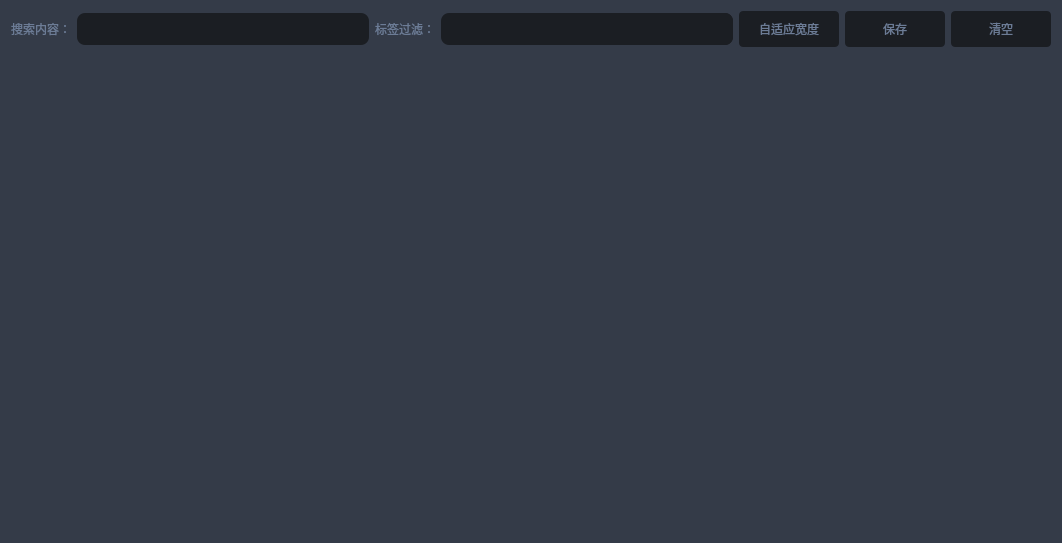
Above: src/perfcat/pages/profiler/logcat/ui_logtable.ui from kaluluosi/PerformanceCatcher before the change. Below: the same form after it.
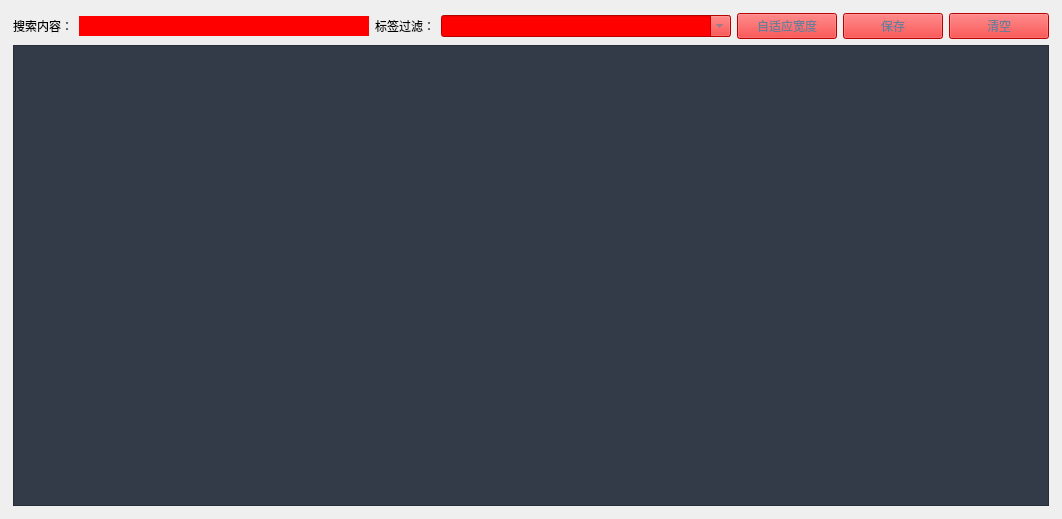
That is the form after the change. Icons and pictures are not drawn.

Commit message: 修改样式

The edit to the form file:
```diff
--- a/src/perfcat/pages/profiler/logcat/ui_logtable.ui
+++ b/src/perfcat/pages/profiler/logcat/ui_logtable.ui
@@ -7,7 +7,7 @@
     <x>0</x>
     <y>0</y>
     <width>1062</width>
-    <height>543</height>
+    <height>519</height>
    </rect>
   </property>
   <property name="minimumSize">
@@ -24,363 +24,9 @@
   </property>
   <property name="palette">
    <palette>
-    <active>
-     <colorrole role="WindowText">
-      <brush brushstyle="SolidPattern">
-       <color alpha="255">
-        <red>108</red>
-        <green>124</green>
-        <blue>150</blue>
-       </color>
-      </brush>
-     </colorrole>
-     <colorrole role="Button">
-      <brush brushstyle="SolidPattern">
-       <color alpha="255">
-        <red>52</red>
-        <green>59</green>
-        <blue>72</blue>
-       </color>
-      </brush>
-     </colorrole>
-     <colorrole role="Light">
-      <brush brushstyle="SolidPattern">
-       <color alpha="255">
-        <red>51</red>
-        <green>54</green>
-        <blue>66</blue>
-       </color>
-      </brush>
-     </colorrole>
-     <colorrole role="Midlight">
-      <brush brushstyle="SolidPattern">
-       <color alpha="255">
-        <red>42</red>
-        <green>45</green>
-        <blue>55</blue>
-       </color>
-      </brush>
-     </colorrole>
-     <colorrole role="Dark">
-      <brush brushstyle="SolidPattern">
-       <color alpha="255">
-        <red>17</red>
-        <green>18</green>
-        <blue>22</blue>
-       </color>
-      </brush>
-     </colorrole>
-     <colorrole role="Mid">
-      <brush brushstyle="SolidPattern">
-       <color alpha="255">
-        <red>23</red>
-        <green>24</green>
-        <blue>29</blue>
-       </color>
-      </brush>
-     </colorrole>
-     <colorrole role="Text">
-      <brush brushstyle="SolidPattern">
-       <color alpha="255">
-        <red>108</red>
-        <green>124</green>
-        <blue>150</blue>
-       </color>
-      </brush>
-     </colorrole>
-     <colorrole role="ButtonText">
-      <brush brushstyle="SolidPattern">
-       <color alpha="255">
-        <red>108</red>
-        <green>124</green>
-        <blue>150</blue>
-       </color>
-      </brush>
-     </colorrole>
-     <colorrole role="Base">
-      <brush brushstyle="SolidPattern">
-       <color alpha="255">
-        <red>52</red>
-        <green>59</green>
-        <blue>72</blue>
-       </color>
-      </brush>
-     </colorrole>
-     <colorrole role="Window">
-      <brush brushstyle="SolidPattern">
-       <color alpha="255">
-        <red>52</red>
-        <green>59</green>
-        <blue>72</blue>
-       </color>
-      </brush>
-     </colorrole>
-     <colorrole role="Shadow">
-      <brush brushstyle="SolidPattern">
-       <color alpha="255">
-        <red>0</red>
-        <green>0</green>
-        <blue>0</blue>
-       </color>
-      </brush>
-     </colorrole>
-     <colorrole role="AlternateBase">
-      <brush brushstyle="SolidPattern">
-       <color alpha="255">
-        <red>17</red>
-        <green>18</green>
-        <blue>22</blue>
-       </color>
-      </brush>
-     </colorrole>
-     <colorrole role="PlaceholderText">
-      <brush brushstyle="SolidPattern">
-       <color alpha="255">
-        <red>108</red>
-        <green>124</green>
-        <blue>150</blue>
-       </color>
-      </brush>
-     </colorrole>
-    </active>
-    <inactive>
-     <colorrole role="WindowText">
-      <brush brushstyle="SolidPattern">
-       <color alpha="255">
-        <red>108</red>
-        <green>124</green>
-        <blue>150</blue>
-       </color>
-      </brush>
-     </colorrole>
-     <colorrole role="Button">
-      <brush brushstyle="SolidPattern">
-       <color alpha="255">
-        <red>52</red>
-        <green>59</green>
-        <blue>72</blue>
-       </color>
-      </brush>
-     </colorrole>
-     <colorrole role="Light">
-      <brush brushstyle="SolidPattern">
-       <color alpha="255">
-        <red>255</red>
-        <green>255</green>
-        <blue>255</blue>
-       </color>
-      </brush>
-     </colorrole>
-     <colorrole role="Midlight">
-      <brush brushstyle="SolidPattern">
-       <color alpha="255">
-        <red>227</red>
-        <green>227</green>
-        <blue>227</blue>
-       </color>
-      </brush>
-     </colorrole>
-     <colorrole role="Dark">
-      <brush brushstyle="SolidPattern">
-       <color alpha="255">
-        <red>160</red>
-        <green>160</green>
-        <blue>160</blue>
-       </color>
-      </brush>
-     </colorrole>
-     <colorrole role="Mid">
-      <brush brushstyle="SolidPattern">
-       <color alpha="255">
-        <red>160</red>
-        <green>160</green>
-        <blue>160</blue>
-       </color>
-      </brush>
-     </colorrole>
-     <colorrole role="Text">
-      <brush brushstyle="SolidPattern">
-       <color alpha="255">
-        <red>108</red>
-        <green>124</green>
-        <blue>150</blue>
-       </color>
-      </brush>
-     </colorrole>
-     <colorrole role="ButtonText">
-      <brush brushstyle="SolidPattern">
-       <color alpha="255">
-        <red>108</red>
-        <green>124</green>
-        <blue>150</blue>
-       </color>
-      </brush>
-     </colorrole>
-     <colorrole role="Base">
-      <brush brushstyle="SolidPattern">
-       <color alpha="255">
-        <red>52</red>
-        <green>59</green>
-        <blue>72</blue>
-       </color>
-      </brush>
-     </colorrole>
-     <colorrole role="Window">
-      <brush brushstyle="SolidPattern">
-       <color alpha="255">
-        <red>52</red>
-        <green>59</green>
-        <blue>72</blue>
-       </color>
-      </brush>
-     </colorrole>
-     <colorrole role="Shadow">
-      <brush brushstyle="SolidPattern">
-       <color alpha="255">
-        <red>105</red>
-        <green>105</green>
-        <blue>105</blue>
-       </color>
-      </brush>
-     </colorrole>
-     <colorrole role="AlternateBase">
-      <brush brushstyle="SolidPattern">
-       <color alpha="255">
-        <red>245</red>
-        <green>245</green>
-        <blue>245</blue>
-       </color>
-      </brush>
-     </colorrole>
-     <colorrole role="PlaceholderText">
-      <brush brushstyle="SolidPattern">
-       <color alpha="255">
-        <red>108</red>
-        <green>124</green>
-        <blue>150</blue>
-       </color>
-      </brush>
-     </colorrole>
-    </inactive>
-    <disabled>
-     <colorrole role="WindowText">
-      <brush brushstyle="SolidPattern">
-       <color alpha="255">
-        <red>108</red>
-        <green>124</green>
-        <blue>150</blue>
-       </color>
-      </brush>
-     </colorrole>
-     <colorrole role="Button">
-      <brush brushstyle="SolidPattern">
-       <color alpha="255">
-        <red>52</red>
-        <green>59</green>
-        <blue>72</blue>
-       </color>
-      </brush>
-     </colorrole>
-     <colorrole role="Light">
-      <brush brushstyle="SolidPattern">
-       <color alpha="255">
-        <red>51</red>
-        <green>54</green>
-        <blue>66</blue>
-       </color>
-      </brush>
-     </colorrole>
-     <colorrole role="Midlight">
-      <brush brushstyle="SolidPattern">
-       <color alpha="255">
-        <red>42</red>
-        <green>45</green>
-        <blue>55</blue>
-       </color>
-      </brush>
-     </colorrole>
-     <colorrole role="Dark">
-      <brush brushstyle="SolidPattern">
-       <color alpha="255">
-        <red>17</red>
-        <green>18</green>
-        <blue>22</blue>
-       </color>
-      </brush>
-     </colorrole>
-     <colorrole role="Mid">
-      <brush brushstyle="SolidPattern">
-       <color alpha="255">
-        <red>23</red>
-        <green>24</green>
-        <blue>29</blue>
-       </color>
-      </brush>
-     </colorrole>
-     <colorrole role="Text">
-      <brush brushstyle="SolidPattern">
-       <color alpha="255">
-        <red>108</red>
-        <green>124</green>
-        <blue>150</blue>
-       </color>
-      </brush>
-     </colorrole>
-     <colorrole role="ButtonText">
-      <brush brushstyle="SolidPattern">
-       <color alpha="255">
-        <red>108</red>
-        <green>124</green>
-        <blue>150</blue>
-       </color>
-      </brush>
-     </colorrole>
-     <colorrole role="Base">
-      <brush brushstyle="SolidPattern">
-       <color alpha="255">
-        <red>52</red>
-        <green>59</green>
-        <blue>72</blue>
-       </color>
-      </brush>
-     </colorrole>
-     <colorrole role="Window">
-      <brush brushstyle="SolidPattern">
-       <color alpha="255">
-        <red>52</red>
-        <green>59</green>
-        <blue>72</blue>
-       </color>
-      </brush>
-     </colorrole>
-     <colorrole role="Shadow">
-      <brush brushstyle="SolidPattern">
-       <color alpha="255">
-        <red>0</red>
-        <green>0</green>
-        <blue>0</blue>
-       </color>
-      </brush>
-     </colorrole>
-     <colorrole role="AlternateBase">
-      <brush brushstyle="SolidPattern">
-       <color alpha="255">
-        <red>245</red>
-        <green>245</green>
-        <blue>245</blue>
-       </color>
-      </brush>
-     </colorrole>
-     <colorrole role="PlaceholderText">
-      <brush brushstyle="SolidPattern">
-       <color alpha="255">
-        <red>108</red>
-        <green>124</green>
-        <blue>150</blue>
-       </color>
-      </brush>
-     </colorrole>
-    </disabled>
+    <active/>
+    <inactive/>
+    <disabled/>
    </palette>
   </property>
   <property name="windowTitle">
@@ -390,638 +36,42 @@
    <string>11111</string>
   </property>
   <property name="styleSheet">
-   <string notr="true">*{
-    border-radius:8;
-    color:#6c7c96;
-}
-
-#container {
-background-color:#2c313c;
-}
-
-#left_menu_frame{
-background-color:#1b1e23;
-}
-
-#title_bar_frame{
-background-color:#343b48;
-}
-
-#status_bar_frame{
-background-color:#343b48;
-}
-
-#content_frame{
-background-color:#343b48;
-}
-
-#setting_frame {
-background-color:#3c4454;
-}
-
-#left_column_frame {
-background-color:#343b48;
-}
-
-/* 侧边菜单栏样式 */
-
-#LeftMenu {
-background-color: #005dfd;
-}
-
-#LeftMenu QPushButton {
-background-color:#1b1e23;
-height:40;
-text-align:left;
-padding-left:15;
-padding-top:2;
-padding-bottom:2;
-color:#6b7884;
-}
-
-#LeftMenu QPushButton:hover{
-background-color:#21252d;
-}
-
-#LeftMenu QPushButton:pressed{
-background-color:#2c313c;
-}
-
-#LeftMenu QPushButton:checked{
-background-color:#2c313c;
-}
-
-#LeftMenu QPushButton:focus{
-border:none;
-}
-
-
-#LeftMenu #bottom{
-border-top:1 solid #272c36;
-border-radius: 0;
-}
-
-#LeftMenu #nav_menu {
-border-top:1 solid #272c36;
-border-radius: 0；
-}
-
-#LeftMenu #scrollArea,#scrollAreaWidgetContents_3{
-background-color:#1b1e23;
-border:none;
-}
-
-#LeftMenu #btn_toggle:checked{
-background-color:#21252d;
-}
-
-
-/* 标题栏样式 */
-
-#TitleBar #bg{
-background-color:#343b48;
-border-radius:8;
-}
-
-#TitleBar #logo {
-border: 1px solid #3c4454;
-padding-right:10px;
-border-top:none;
-border-bottom:none;
-border-left:none;
-margin-right:5px;
-border-radius:0;
-}
-
-#TitleBar  #logo_title{
-color:#77b3f1;
-font-size:20px;
-font-weight:bold;
-}
-
-#TitleBar  #lb_title{
-font-size:14px;
-color:#6c7c96;
-}
-
-#TitleBar  QToolButton{
-background-color:#343b48;
-border:none;
-border-radius:4;
-padding: 4;
-}
-
-#TitleBar QToolButton:hover,
-#TitleBar QToolButton:checked{
-background-color:#3c4454;
-}
-
-
-#TitleBar QToolButton:pressed{
-background-color:#e2e9f7;
-}
-
-#TitleBar #tool{
-border:1px solid #3c4454;
-border-top:none;
-border-bottom:none;
-margin-right:5px;
-border-radius:0;
-}
-
-
-#LeftColumn{
-background-color:#343b48;
-}
-
-#LeftColumn #top{
-background-color: #3c4454;
-}
-
-#leftColumn #icon{
-
-}
-
-#LeftColumn #title{
-color:#6c7c96;
-}
-
-#LeftColumn QToolButton{
-border:none;
-padding:4;
-background-color: #3c4454;
-}
-
-#LeftColumn #btn_close:hover{
-background-color:#343b48;
-}
-
-#LeftColumn #btn_close:pressed{
-background-color:#1b1e23;
-}
-
-
-/* 通用控件 */
-
-QToolTip { 
-color:#6b7884;
-background-color: #1b1e23; 
-border-left: 2px solid #4f9fee;
-border-radius: 8px;
-}
-
-QGroupBox{
-	border: 2px solid gray; 
-    border-radius: 3px; 
-    margin:10;
-}
-
-QGroupBox::title { 
-    subcontrol-position: center top; /* position at the top left*/ 
-	subcontrol-origin: border;
-	margin-top:-20px;
-
-}
-
-/* Button */
-QAbstractButton{
-background-color:#1b1e23;
-border:none;
-border-radius:4;
-padding: 4;
-outline:none;
-width:36;
-height:36;
-}
-
-QAbstractButton:hover,
-QAbstractButton:checked{
-background-color:#21252d;
-}
-
-
-QAbstractButton:pressed{
-background-color:#272c36;
-}
-
-QAbstractButton:disabled{
-background-color: #272c36;
-}
-
-QAbstractButton:checked{
-background-color:#568af2;
-color:black;
-}
-
-QAbstractButton:focus{
-border: 2px solid #568af2;
-}
-
-QAbstractButton[style~='success']:checked{
-    background-color: #67c23a;
-}
-QAbstractButton[style~='warning']:checked{
-    background-color: #e6a23c;
-}
-QAbstractButton[style~='danger']:checked{
-    background-color: #f56c6c;
-}
-QAbstractButton[style~='info']:checked{
-    background-color: #909399;
-}
-
-/* CheckBox */
-
-QCheckBox::indicator{
-    border:2px solid #6c7c96;
-    border-radius: 2px;
-    width:10px;
-    height:10px;
-    margin-left:8px;
-}
-
-QCheckBox::indicator:checked{
-    border:2px solid black;
-    image: url(:/icon/assets/svg/checkmark.svg);
-}
-
-QRadioButton::indicator{
-    border:1px solid #6c7c96;
-    background-color:#6c7c96;
-    border-radius: 4px;
-    width:10px;
-    height:10px;
-    margin-left:8px;
-}
-
-QRadioButton::indicator:checked{
-    border:1px solid #fff;
-    background-color:black;
-}
-
-/* TextEdit */
-QPlainTextEdit,
-QTextEdit,
-QLineEdit{
-    background-color: #1b1e23;
-    padding:8px;
-}
-
-QPlainTextEdit:focus,
-QTextEdit:focus,
-QLineEdit:focus{
-    border: 2px solid #568af2;
-}
-
-QPlainTextEdit:read-only,
-QTextEdit:read-only,
-QLineEdit:read-only{
-    border:none;
-}
-
-/* ProgressBar */
-QProgressBar{
-    background-color: #1b1e23;
-    text-align:center;
-    font-weight: bold;
-}
-
-QProgressBar::chunk:horizontal{
-    background-color: #4f9fee;
-    border-radius: 8px;
-    border-top-right-radius: 0;
-    border-bottom-right-radius:0;
-}
-QProgressBar::chunk:vertical{
-    background-color: #4f9fee;
-    border-radius: 8px;
-    border-top-left-radius: 0;
-    border-top-right-radius:0;
-}
-
-
-/* ScrollBar */
-QScrollBar:horizontal{
-    background-color: #2c313c;
-    border-radius: 0;
-    border:none;
-    max-height: 8px;
-}
-
-QScrollBar::handle:horizontal{
-    background-color:#568af2;
-    border-radius:4px;
-    min-width: 25px;
-}
-
-QScrollBar::add-page:horizontal{
-    background-color:none;
-}
-QScrollBar::sub-page:horizontal{
-    background-color:none;
-}
-
-QScrollBar::add-line:horizontal{
-    background-color:#272c36;
-    border:none;
-    width:0px;
-    border-top-right-radius: 4px;
-    border-bottom-right-radius: 4px;
-    /* subcontrol-position:right; */
-    subcontrol-origin:margin;
-}
-QScrollBar::sub-line:horizontal{
-    background-color:#272c36;
-    border:none;
-    width:0px;
-    border-top-right-radius: 4px;
-    border-bottom-right-radius: 4px;
-    /* subcontrol-position:right; */
-    subcontrol-origin:margin;
-}
-
-/* Vertical */
-QScrollBar:vertical{
-    background-color: #2c313c;
-    border-radius: 0;
-    border:none;
-    max-width: 8px;
-}
-
-QScrollBar::handle:vertical{
-    background-color:#568af2;
-    border-radius:4px;
-    min-height: 25px;
-}
-
-QScrollBar::add-page:vertical{
-    background-color:none;
-}
-QScrollBar::sub-page:vertical{
-    background-color:none;
-}
-
-QScrollBar::add-line:vertical{
-    background-color:#272c36;
-    border:none;
-    width:0px;
-    border-top-right-radius: 4px;
-    border-top-left-radius: 4px;
-    /* subcontrol-position:right; */
-    subcontrol-origin:margin;
-}
-QScrollBar::sub-line:vertical{
-    background-color:#272c36;
-    border:none;
-    width:0px;
-    border-top-right-radius: 4px;
-    border-top-left-radius: 4px;
-    /* subcontrol-position:right; */
-    subcontrol-origin:margin;
-}
-
-
-/* Slider */
-
-QSlider:horizontal{
-    margin:8;
-}
-
-QSlider::groove:horizontal{
-    background-color: #1b1e23;
-    border-radius: 4px;
-    margin:0px;
-    height: 10px;
-}
-QSlider::groove:horizontal:hover{
-    background-color: #21252d;
-}
-
-QSlider::handle:horizontal{
-    border:none;
-    height:16px;
-    width:16px;
-    margin: -3px;
-    border-radius: 8px;
-    background-color: #4f9fee;
-}
-
-QSlider:vertical{
-    margin:8;
-}
-
-QSlider::groove:vertical{
-    background-color: #1b1e23;
-    border-radius: 4px;
-    margin:0px;
-    width: 10px;
-}
-QSlider::groove:vertical:hover{
-    background-color: #21252d;
-}
-
-QSlider::handle:vertical{
-    border:none;
-    height:16px;
-    width:16px;
-    margin: -3px;
-    border-radius: 8px;
-    background-color: #4f9fee;
-}
-
-
-/* ComboBox */
-
-QComboBox{
-    background-color: #1b1e23;
-    padding:8px;
-    selection-background-color:transparent;
-}
-
-QComboBox:disabled{
-    background-color: #272c36;
-}
-
-QComboBox::drop-down{
-    border-top-right-radius: 8px;
-    border-bottom-right-radius: 8px;
-    subcontrol-origin:padding;
-    subcontrol-position:center right;
-    background-color:#1b1e23;
-    width:10px;
-    padding:10px;
-}
-
-QComboBox::drop-down:disabled{
-    background-color: #272c36;
-}
-
-QComboBox::drop-down:hover{
-    background-color:black;
-}
-
-QComboBox::down-arrow{
-    image:url(:/icon_w/assets/svg_white/circle-down.svg);
-    width: 18px;
-    height:18px;
-}
-
-
-/* TabWidget */
-QTabWidget::pane { /* The tab widget frame */
-    border-top: 2px solid #1b1e23;
-    background-color:#1b1e23;
-    border-radius: 8px;
-    border-top-left-radius:0px;
-}
-
-QTabWidget::tab-bar {
-    left: 0px; /* move to the right by 5px */
-}
-
-/* Style the tab using the tab sub-control. Note that
-    it reads QTabBar _not_ QTabWidget */
-QTabBar::tab {
-    /* background: #1b1e23;
-    border-bottom-color: #1b1e23;  */
-    background:#2c313c;
-    border-top-left-radius: 8px;
-    border-top-right-radius: 8px;
-    min-width: 8ex;
-    padding: 8px;
-}
-
-QTabBar::tab:selected, QTabBar::tab:hover {
-    background: #1b1e23;
-    /* color:black; */
-}
-
-QTabBar::tab:!selected {
-    margin-top: 2px; /* make non-selected tabs look smaller */
-}
-
-
-QScrollArea{
-    background-color: transparent;
-}
-
-
-QScrollArea #scrollAreaWidgetContents *{
-    margin-right:5px;
-}
-
-
-
-#Notification QToolButton{
-    padding-left:20px;
-    padding-right:20px;
-    color:black;
-}
-
-QSplitter::handle{
-    background-color: #2c313c;
-    margin-top:5px;
-    margin-bottom: 5px;
-}
-
-
-QTableWidget{
-	background-color:#343b48;
-	/* padding:5px; */
-gridline-color:#2c313c;
-}
-
-QTableWidget::item{
-border-color:none;
-padding-left:5px;
-padding-right:5px;
-gridline-color:rgb(44, 49, 60);
-border-bottom: 1px solid #3c4454;
-}
-
-QTableWidget::item:selected{
-	background-color: #568af2;
-}
-
-QHeaderView::section{
-	background-color: rgb(33, 37, 43);
-	max-width: 30px;
-	border: 1px solid rgb(44, 49, 58);
-	border-style: none;
-    border-bottom: 1px solid rgb(44, 49, 60);
-    border-right: 1px solid rgb(44, 49, 60);
-}
-
-QTableWidget::horizontalHeader {
-	background-color: rgb(33, 37, 43);
-}
-
-QTableWidget QTableCornerButton::section {
-    border: none;
-	background-color: rgb(33, 37, 43);
-	padding: 3px;
-    border-top-left-radius: 8px;
-}
-
-QHeaderView::section:horizontal
-{
-    border: none;
-	background-color: rgb(33, 37, 43);
-	padding: 3px;
-}
-
-QHeaderView::section:vertical
-{
-    border: none;
-	background-color: rgb(33, 37, 43);
-	padding-left: 5px;
-    padding-right: 5px;
-    border-bottom: 1px solid #3c4454;
-}
-
-
-
-QHeaderView {
-    background-color: #21252b;
-}
-
-QHeaderView::section:horizontal:first
-{
-
-	background-color: rgb(33, 37, 43);
-	padding: 3px;
-border-top-left-radius: 8px;
-}
-
-QHeaderView::section:horizontal:last
-{
-
-	background-color: rgb(33, 37, 43);
-	padding: 3px;
-border-top-right-radius: 8px;
-}
-
-QTableWidget QLineEdit{
-	padding:2px;
-background-color:#568af2;
-color:black;
-}
-
-
-/* profiler */
-
-Monitor QFrame {
-background-color: #1b1e23;
-}
-
-#Logcat {
-background-color: #343b48;
-}
-</string>
+   <string notr="true"/>
   </property>
   <layout class="QVBoxLayout" name="verticalLayout_2">
+   <property name="spacing">
+    <number>6</number>
+   </property>
+   <property name="leftMargin">
+    <number>4</number>
+   </property>
+   <property name="topMargin">
+    <number>4</number>
+   </property>
+   <property name="rightMargin">
+    <number>4</number>
+   </property>
+   <property name="bottomMargin">
+    <number>4</number>
+   </property>
    <item>
+    <widget class="QFrame" name="container">
+     <property name="styleSheet">
+      <string notr="true"/>
+     </property>
     <layout class="QVBoxLayout" name="verticalLayout">
+      <property name="leftMargin">
+       <number>9</number>
+      </property>
+      <property name="topMargin">
+       <number>9</number>
+      </property>
+      <property name="rightMargin">
+       <number>9</number>
+      </property>
+      <property name="bottomMargin">
+       <number>9</number>
+      </property>
      <item>
       <layout class="QHBoxLayout" name="horizontalLayout">
        <item>
@@ -1060,9 +110,9 @@
             <colorrole role="Button">
              <brush brushstyle="SolidPattern">
               <color alpha="255">
-               <red>27</red>
-               <green>30</green>
-               <blue>35</blue>
+                <red>255</red>
+                <green>0</green>
+                <blue>0</blue>
               </color>
              </brush>
             </colorrole>
@@ -1114,18 +164,18 @@
             <colorrole role="Base">
              <brush brushstyle="SolidPattern">
               <color alpha="255">
-               <red>27</red>
-               <green>30</green>
-               <blue>35</blue>
+                <red>255</red>
+                <green>0</green>
+                <blue>0</blue>
               </color>
              </brush>
             </colorrole>
             <colorrole role="Window">
              <brush brushstyle="SolidPattern">
               <color alpha="255">
-               <red>27</red>
-               <green>30</green>
-               <blue>35</blue>
+                <red>255</red>
+                <green>0</green>
+                <blue>0</blue>
               </color>
              </brush>
             </colorrole>
@@ -1170,9 +220,9 @@
             <colorrole role="Button">
              <brush brushstyle="SolidPattern">
               <color alpha="255">
-               <red>27</red>
-               <green>30</green>
-               <blue>35</blue>
+                <red>255</red>
+                <green>0</green>
+                <blue>0</blue>
               </color>
              </brush>
             </colorrole>
@@ -1224,18 +274,18 @@
             <colorrole role="Base">
              <brush brushstyle="SolidPattern">
               <color alpha="255">
-               <red>27</red>
-               <green>30</green>
-               <blue>35</blue>
+                <red>255</red>
+                <green>0</green>
+                <blue>0</blue>
               </color>
              </brush>
             </colorrole>
             <colorrole role="Window">
              <brush brushstyle="SolidPattern">
               <color alpha="255">
-               <red>27</red>
-               <green>30</green>
-               <blue>35</blue>
+                <red>255</red>
+                <green>0</green>
+                <blue>0</blue>
               </color>
              </brush>
             </colorrole>
@@ -1280,9 +330,9 @@
             <colorrole role="Button">
              <brush brushstyle="SolidPattern">
               <color alpha="255">
-               <red>27</red>
-               <green>30</green>
-               <blue>35</blue>
+                <red>255</red>
+                <green>0</green>
+                <blue>0</blue>
               </color>
              </brush>
             </colorrole>
@@ -1334,18 +384,18 @@
             <colorrole role="Base">
              <brush brushstyle="SolidPattern">
               <color alpha="255">
-               <red>27</red>
-               <green>30</green>
-               <blue>35</blue>
+                <red>255</red>
+                <green>0</green>
+                <blue>0</blue>
               </color>
              </brush>
             </colorrole>
             <colorrole role="Window">
              <brush brushstyle="SolidPattern">
               <color alpha="255">
-               <red>27</red>
-               <green>30</green>
-               <blue>35</blue>
+                <red>255</red>
+                <green>0</green>
+                <blue>0</blue>
               </color>
              </brush>
             </colorrole>
@@ -1414,9 +464,9 @@
             <colorrole role="Button">
              <brush brushstyle="SolidPattern">
               <color alpha="255">
-               <red>27</red>
-               <green>30</green>
-               <blue>35</blue>
+                <red>255</red>
+                <green>0</green>
+                <blue>0</blue>
               </color>
              </brush>
             </colorrole>
@@ -1468,18 +518,18 @@
             <colorrole role="Base">
              <brush brushstyle="SolidPattern">
               <color alpha="255">
-               <red>27</red>
-               <green>30</green>
-               <blue>35</blue>
+                <red>255</red>
+                <green>0</green>
+                <blue>0</blue>
               </color>
              </brush>
             </colorrole>
             <colorrole role="Window">
              <brush brushstyle="SolidPattern">
               <color alpha="255">
-               <red>27</red>
-               <green>30</green>
-               <blue>35</blue>
+                <red>255</red>
+                <green>0</green>
+                <blue>0</blue>
               </color>
              </brush>
             </colorrole>
@@ -1533,9 +583,9 @@
             <colorrole role="Button">
              <brush brushstyle="SolidPattern">
               <color alpha="255">
-               <red>27</red>
-               <green>30</green>
-               <blue>35</blue>
+                <red>255</red>
+                <green>0</green>
+                <blue>0</blue>
               </color>
              </brush>
             </colorrole>
@@ -1587,18 +637,18 @@
             <colorrole role="Base">
              <brush brushstyle="SolidPattern">
               <color alpha="255">
-               <red>27</red>
-               <green>30</green>
-               <blue>35</blue>
+                <red>255</red>
+                <green>0</green>
+                <blue>0</blue>
               </color>
              </brush>
             </colorrole>
             <colorrole role="Window">
              <brush brushstyle="SolidPattern">
               <color alpha="255">
-               <red>27</red>
-               <green>30</green>
-               <blue>35</blue>
+                <red>255</red>
+                <green>0</green>
+                <blue>0</blue>
               </color>
              </brush>
             </colorrole>
@@ -1652,9 +702,9 @@
             <colorrole role="Button">
              <brush brushstyle="SolidPattern">
               <color alpha="255">
-               <red>39</red>
-               <green>44</green>
-               <blue>54</blue>
+                <red>255</red>
+                <green>0</green>
+                <blue>0</blue>
               </color>
              </brush>
             </colorrole>
@@ -1706,18 +756,18 @@
             <colorrole role="Base">
              <brush brushstyle="SolidPattern">
               <color alpha="255">
-               <red>39</red>
-               <green>44</green>
-               <blue>54</blue>
+                <red>255</red>
+                <green>0</green>
+                <blue>0</blue>
               </color>
              </brush>
             </colorrole>
             <colorrole role="Window">
              <brush brushstyle="SolidPattern">
               <color alpha="255">
-               <red>39</red>
-               <green>44</green>
-               <blue>54</blue>
+                <red>255</red>
+                <green>0</green>
+                <blue>0</blue>
               </color>
              </brush>
             </colorrole>
@@ -1788,9 +838,9 @@
             <colorrole role="Button">
              <brush brushstyle="SolidPattern">
               <color alpha="255">
-               <red>27</red>
-               <green>30</green>
-               <blue>35</blue>
+                <red>255</red>
+                <green>0</green>
+                <blue>0</blue>
               </color>
              </brush>
             </colorrole>
@@ -1842,18 +892,18 @@
             <colorrole role="Base">
              <brush brushstyle="SolidPattern">
               <color alpha="255">
-               <red>27</red>
-               <green>30</green>
-               <blue>35</blue>
+                <red>255</red>
+                <green>0</green>
+                <blue>0</blue>
               </color>
              </brush>
             </colorrole>
             <colorrole role="Window">
              <brush brushstyle="SolidPattern">
               <color alpha="255">
-               <red>27</red>
-               <green>30</green>
-               <blue>35</blue>
+                <red>255</red>
+                <green>0</green>
+                <blue>0</blue>
               </color>
              </brush>
             </colorrole>
@@ -1898,9 +948,9 @@
             <colorrole role="Button">
              <brush brushstyle="SolidPattern">
               <color alpha="255">
-               <red>27</red>
-               <green>30</green>
-               <blue>35</blue>
+                <red>255</red>
+                <green>0</green>
+                <blue>0</blue>
               </color>
              </brush>
             </colorrole>
@@ -1952,18 +1002,18 @@
             <colorrole role="Base">
              <brush brushstyle="SolidPattern">
               <color alpha="255">
-               <red>27</red>
-               <green>30</green>
-               <blue>35</blue>
+                <red>255</red>
+                <green>0</green>
+                <blue>0</blue>
               </color>
              </brush>
             </colorrole>
             <colorrole role="Window">
              <brush brushstyle="SolidPattern">
               <color alpha="255">
-               <red>27</red>
-               <green>30</green>
-               <blue>35</blue>
+                <red>255</red>
+                <green>0</green>
+                <blue>0</blue>
               </color>
              </brush>
             </colorrole>
@@ -2008,9 +1058,9 @@
             <colorrole role="Button">
              <brush brushstyle="SolidPattern">
               <color alpha="255">
-               <red>39</red>
-               <green>44</green>
-               <blue>54</blue>
+                <red>255</red>
+                <green>0</green>
+                <blue>0</blue>
               </color>
              </brush>
             </colorrole>
@@ -2062,18 +1112,18 @@
             <colorrole role="Base">
              <brush brushstyle="SolidPattern">
               <color alpha="255">
-               <red>39</red>
-               <green>44</green>
-               <blue>54</blue>
+                <red>255</red>
+                <green>0</green>
+                <blue>0</blue>
               </color>
              </brush>
             </colorrole>
             <colorrole role="Window">
              <brush brushstyle="SolidPattern">
               <color alpha="255">
-               <red>39</red>
-               <green>44</green>
-               <blue>54</blue>
+                <red>255</red>
+                <green>0</green>
+                <blue>0</blue>
               </color>
              </brush>
             </colorrole>
@@ -2139,9 +1189,9 @@
             <colorrole role="Button">
              <brush brushstyle="SolidPattern">
               <color alpha="255">
-               <red>27</red>
-               <green>30</green>
-               <blue>35</blue>
+                <red>255</red>
+                <green>0</green>
+                <blue>0</blue>
               </color>
              </brush>
             </colorrole>
@@ -2193,18 +1243,18 @@
             <colorrole role="Base">
              <brush brushstyle="SolidPattern">
               <color alpha="255">
-               <red>27</red>
-               <green>30</green>
-               <blue>35</blue>
+                <red>255</red>
+                <green>0</green>
+                <blue>0</blue>
               </color>
              </brush>
             </colorrole>
             <colorrole role="Window">
              <brush brushstyle="SolidPattern">
               <color alpha="255">
-               <red>27</red>
-               <green>30</green>
-               <blue>35</blue>
+                <red>255</red>
+                <green>0</green>
+                <blue>0</blue>
               </color>
              </brush>
             </colorrole>
@@ -2249,9 +1299,9 @@
             <colorrole role="Button">
              <brush brushstyle="SolidPattern">
               <color alpha="255">
-               <red>27</red>
-               <green>30</green>
-               <blue>35</blue>
+                <red>255</red>
+                <green>0</green>
+                <blue>0</blue>
               </color>
              </brush>
             </colorrole>
@@ -2303,18 +1353,18 @@
             <colorrole role="Base">
              <brush brushstyle="SolidPattern">
               <color alpha="255">
-               <red>27</red>
-               <green>30</green>
-               <blue>35</blue>
+                <red>255</red>
+                <green>0</green>
+                <blue>0</blue>
               </color>
              </brush>
             </colorrole>
             <colorrole role="Window">
              <brush brushstyle="SolidPattern">
               <color alpha="255">
-               <red>27</red>
-               <green>30</green>
-               <blue>35</blue>
+                <red>255</red>
+                <green>0</green>
+                <blue>0</blue>
               </color>
              </brush>
             </colorrole>
@@ -2359,9 +1409,9 @@
             <colorrole role="Button">
              <brush brushstyle="SolidPattern">
               <color alpha="255">
-               <red>39</red>
-               <green>44</green>
-               <blue>54</blue>
+                <red>255</red>
+                <green>0</green>
+                <blue>0</blue>
               </color>
              </brush>
             </colorrole>
@@ -2413,18 +1463,18 @@
             <colorrole role="Base">
              <brush brushstyle="SolidPattern">
               <color alpha="255">
-               <red>39</red>
-               <green>44</green>
-               <blue>54</blue>
+                <red>255</red>
+                <green>0</green>
+                <blue>0</blue>
               </color>
              </brush>
             </colorrole>
             <colorrole role="Window">
              <brush brushstyle="SolidPattern">
               <color alpha="255">
-               <red>39</red>
-               <green>44</green>
-               <blue>54</blue>
+                <red>255</red>
+                <green>0</green>
+                <blue>0</blue>
               </color>
              </brush>
             </colorrole>
@@ -2486,9 +1536,9 @@
             <colorrole role="Button">
              <brush brushstyle="SolidPattern">
               <color alpha="255">
-               <red>27</red>
-               <green>30</green>
-               <blue>35</blue>
+                <red>255</red>
+                <green>0</green>
+                <blue>0</blue>
               </color>
              </brush>
             </colorrole>
@@ -2540,18 +1590,18 @@
             <colorrole role="Base">
              <brush brushstyle="SolidPattern">
               <color alpha="255">
-               <red>27</red>
-               <green>30</green>
-               <blue>35</blue>
+                <red>255</red>
+                <green>0</green>
+                <blue>0</blue>
               </color>
              </brush>
             </colorrole>
             <colorrole role="Window">
              <brush brushstyle="SolidPattern">
               <color alpha="255">
-               <red>27</red>
-               <green>30</green>
-               <blue>35</blue>
+                <red>255</red>
+                <green>0</green>
+                <blue>0</blue>
               </color>
              </brush>
             </colorrole>
@@ -2596,9 +1646,9 @@
             <colorrole role="Button">
              <brush brushstyle="SolidPattern">
               <color alpha="255">
-               <red>27</red>
-               <green>30</green>
-               <blue>35</blue>
+                <red>255</red>
+                <green>0</green>
+                <blue>0</blue>
               </color>
              </brush>
             </colorrole>
@@ -2650,18 +1700,18 @@
             <colorrole role="Base">
              <brush brushstyle="SolidPattern">
               <color alpha="255">
-               <red>27</red>
-               <green>30</green>
-               <blue>35</blue>
+                <red>255</red>
+                <green>0</green>
+                <blue>0</blue>
               </color>
              </brush>
             </colorrole>
             <colorrole role="Window">
              <brush brushstyle="SolidPattern">
               <color alpha="255">
-               <red>27</red>
-               <green>30</green>
-               <blue>35</blue>
+                <red>255</red>
+                <green>0</green>
+                <blue>0</blue>
               </color>
              </brush>
             </colorrole>
@@ -2706,9 +1756,9 @@
             <colorrole role="Button">
              <brush brushstyle="SolidPattern">
               <color alpha="255">
-               <red>39</red>
-               <green>44</green>
-               <blue>54</blue>
+                <red>255</red>
+                <green>0</green>
+                <blue>0</blue>
               </color>
              </brush>
             </colorrole>
@@ -2760,18 +1810,18 @@
             <colorrole role="Base">
              <brush brushstyle="SolidPattern">
               <color alpha="255">
-               <red>39</red>
-               <green>44</green>
-               <blue>54</blue>
+                <red>255</red>
+                <green>0</green>
+                <blue>0</blue>
               </color>
              </brush>
             </colorrole>
             <colorrole role="Window">
              <brush brushstyle="SolidPattern">
               <color alpha="255">
-               <red>39</red>
-               <green>44</green>
-               <blue>54</blue>
+                <red>255</red>
+                <green>0</green>
+                <blue>0</blue>
               </color>
              </brush>
             </colorrole>
@@ -3159,6 +2209,7 @@
       </widget>
      </item>
     </layout>
+    </widget>
    </item>
   </layout>
  </widget>
```
Lines whose indentation alone changed are shown as unchanged. The commit also changes 5 other files.
